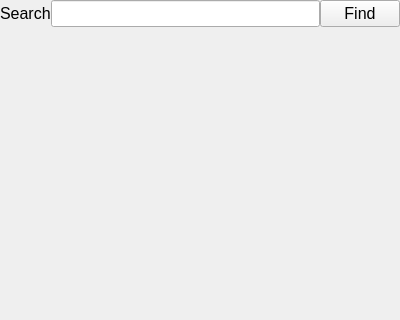
Old version of the form boardtab.ui in the repository siavash119/qtchan; both pictures show x 0 to 400 and y 0 to 320 of the 400 by 627 pixel window.
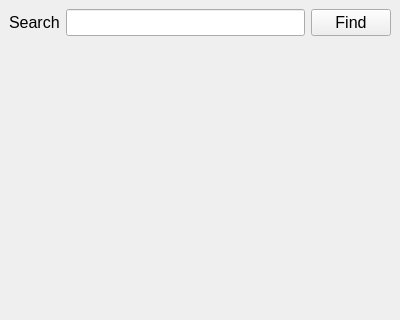
New version of the form.

```diff
--- a/boardtab.ui
+++ b/boardtab.ui
@@ -50,6 +50,7 @@
     <number>0</number>
    </property>
    <item>
+    <widget class="QWidget" name="searchWidget" native="true">
     <layout class="QHBoxLayout" name="horizontalLayout" stretch="0,0,0">
      <property name="sizeConstraint">
       <enum>QLayout::SetDefaultConstraint</enum>
@@ -79,6 +80,7 @@
       </widget>
      </item>
     </layout>
+    </widget>
    </item>
    <item>
     <widget class="QScrollArea" name="scrollArea">
```
Lines whose indentation alone changed are shown as unchanged.
